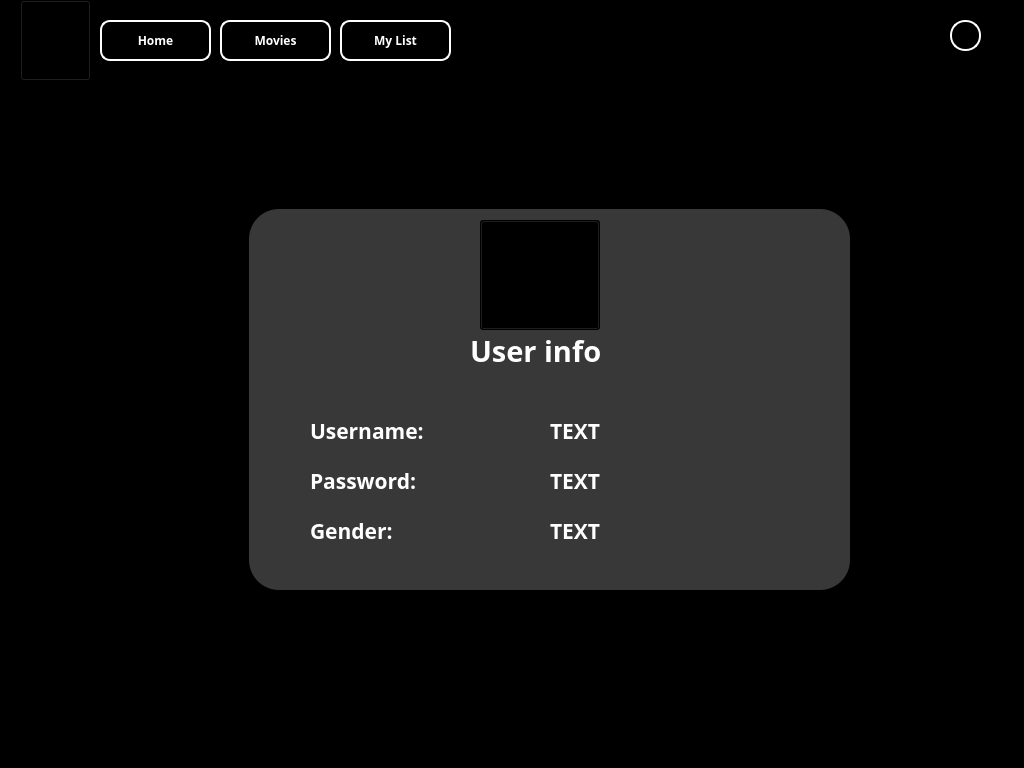
Old version of the form ui/main.ui in the repository ThaiAn1809/Python-app.
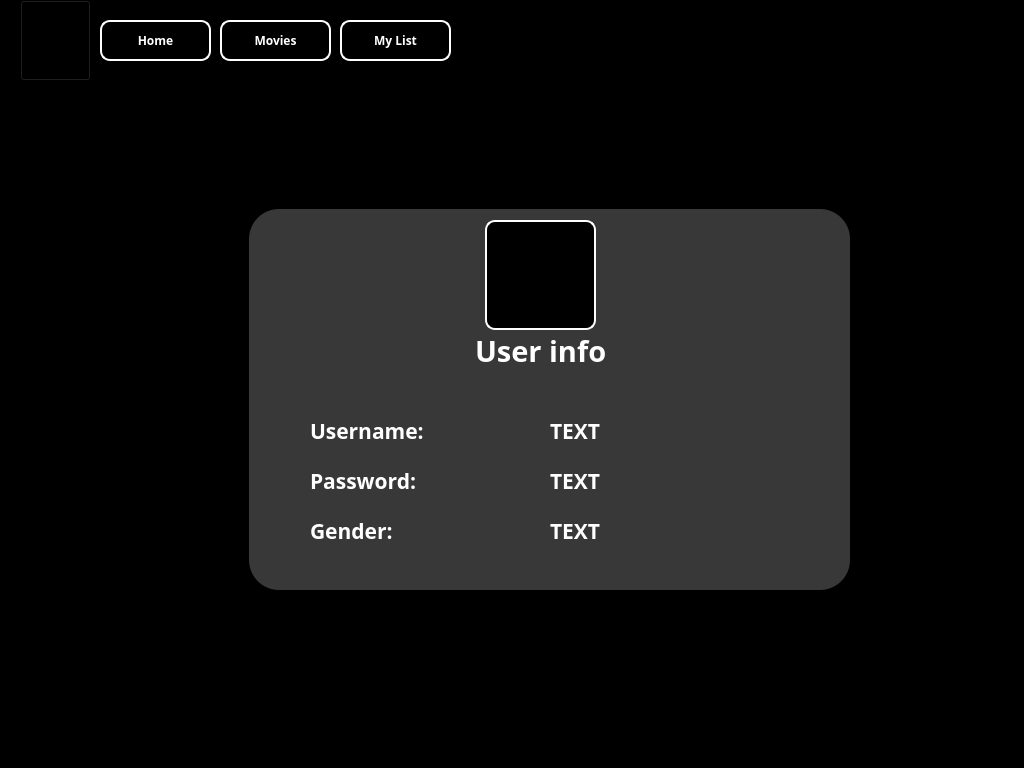
New version of the form. The open tabs and pages were chosen to show the change. Icons and pictures are not drawn.

Diff of the .ui file:
```diff
--- a/ui/main.ui
+++ b/ui/main.ui
@@ -146,10 +146,10 @@
    <widget class="QPushButton" name="pushButton_7">
     <property name="geometry">
      <rect>
-      <x>910</x>
-      <y>20</y>
-      <width>31</width>
-      <height>31</height>
+      <x>950</x>
+      <y>10</y>
+      <width>61</width>
+      <height>61</height>
      </rect>
     </property>
     <property name="autoFillBackground">
@@ -184,6 +184,12 @@
      <iconset>
       <normaloff>../img/iconizer-magnifying-glass-solid.svg</normaloff>../img/iconizer-magnifying-glass-solid.svg</iconset>
     </property>
+    <property name="iconSize">
+     <size>
+      <width>30</width>
+      <height>30</height>
+     </size>
+    </property>
    </widget>
    <widget class="QStackedWidget" name="stackedWidget">
     <property name="geometry">
@@ -1951,7 +1957,7 @@
      <widget class="QLabel" name="label_13">
       <property name="geometry">
        <rect>
-        <x>450</x>
+        <x>455</x>
         <y>250</y>
         <width>131</width>
         <height>41</height>
@@ -2023,12 +2029,36 @@
      <widget class="QPushButton" name="btn_avatar">
       <property name="geometry">
        <rect>
-        <x>460</x>
+        <x>465</x>
         <y>140</y>
-        <width>120</width>
+        <width>111</width>
         <height>110</height>
        </rect>
       </property>
+      <property name="styleSheet">
+       <string notr="true">QPushButton {
+    background-color: black;       /* Black background */
+    border: 2px solid solid; /* Transparent border by default */
+	border-color: rgb(255, 255, 255);
+    border-radius: 10px;            /* Rounded corners */
+    padding: 10px;                 /* Default padding */
+    background-repeat: no-repeat; /* No repeating the image */
+    background-position: center;  /* Center the icon */
+    transition: all 0.2s ease;    /* Smooth transition */
+	color: rgb(255, 255, 255);
+}
+
+QPushButton:hover {
+    border: 2px solid white;       /* White border on hover */
+    padding: 8px;                  /* Reduced padding to simulate size increase */
+}
+
+QPushButton:pressed {
+    background-color: #333333;     /* Darker background on press */
+    padding: 6px;                  /* Further reduced padding for pressed state */
+}
+</string>
+      </property>
       <property name="text">
        <string/>
       </property>
@@ -2151,37 +2181,6 @@
      <string>Home</string>
     </property>
    </widget>
-   <widget class="QPushButton" name="pushButton_46">
-    <property name="geometry">
-     <rect>
-      <x>950</x>
-      <y>20</y>
-      <width>31</width>
-      <height>31</height>
-     </rect>
-    </property>
-    <property name="styleSheet">
-     <string notr="true">
-    background-color: transparent;       /* Transparent background */
-    border: 2px solid white;             /* Thin white border */
-    border-radius: 15px;                 /* Circular shape (width = height) */
-    padding: 10px;                       /* Space for the icon */
-    background-repeat: no-repeat;
-    background-position: center;
-    background-size: cover;
-
-</string>
-    </property>
-    <property name="text">
-     <string/>
-    </property>
-    <property name="iconSize">
-     <size>
-      <width>31</width>
-      <height>31</height>
-     </size>
-    </property>
-   </widget>
    <zorder>stackedWidget</zorder>
    <zorder>pushButton</zorder>
    <zorder>nav_movie_btn</zorder>
```
Left out of the diff: 3 changed lines with no effect on the pictures.
